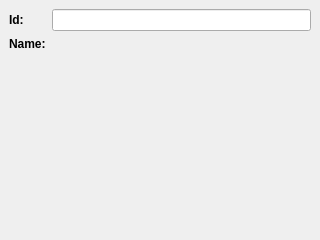
Old version of the form src/plugins/editing/CellMLAnnotationView/src/cellmlannotationviewdetailswidget.ui in the repository opencor/opencor.
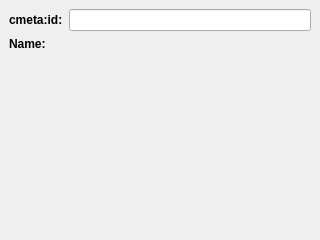
New version of the form.

The edit to the form file:
```diff
--- a/src/plugins/editing/CellMLAnnotationView/src/cellmlannotationviewdetailswidget.ui
+++ b/src/plugins/editing/CellMLAnnotationView/src/cellmlannotationviewdetailswidget.ui
@@ -29,7 +29,7 @@
          </font>
         </property>
         <property name="text">
-         <string>Id:</string>
+         <string>cmeta:id:</string>
         </property>
        </widget>
       </item>
```
Left out of the diff: 4 changed lines with no effect on the pictures.
